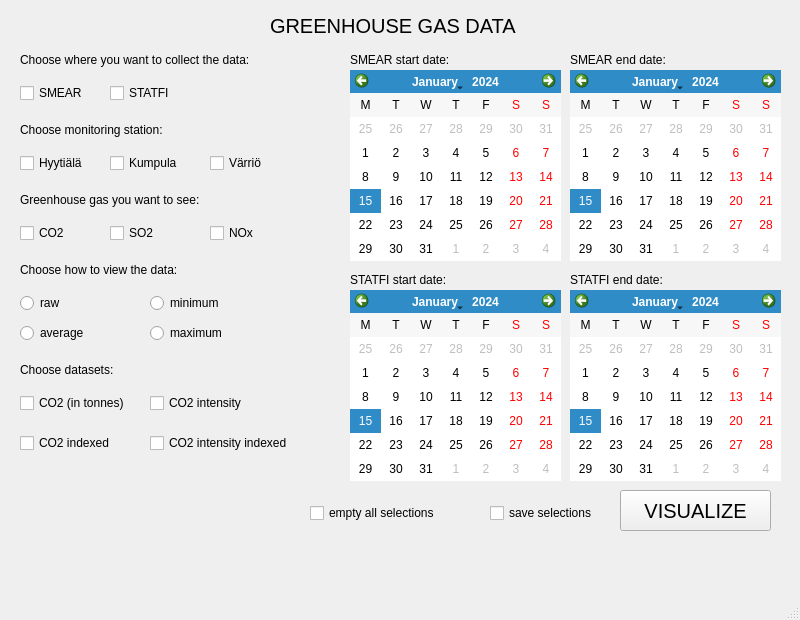
First picture: the form in greenhouse_gas/mainwindow.ui, repository oliviakaroliina/greenhouse_gas, before the edit.
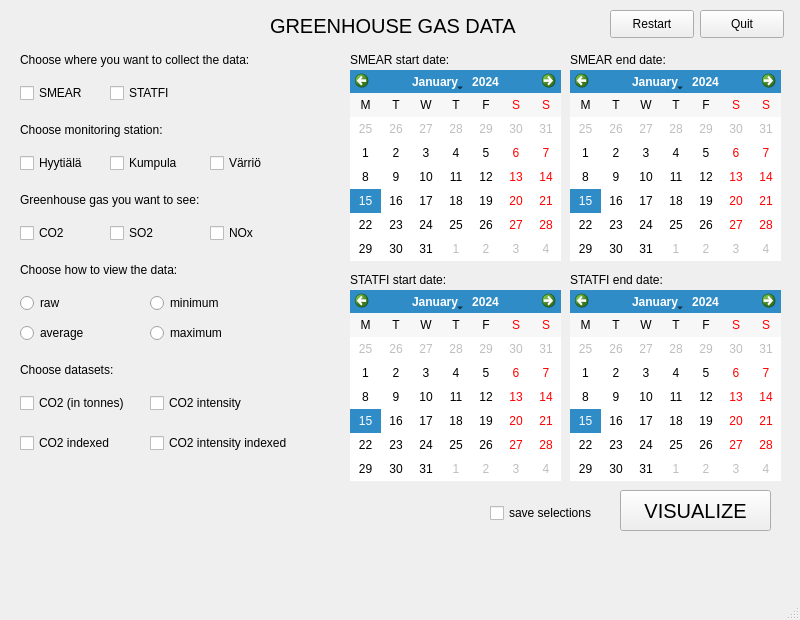
Second picture: the form after the edit.

Commit message: restart and quit button

Patch:
```diff
--- a/greenhouse_gas/mainwindow.ui
+++ b/greenhouse_gas/mainwindow.ui
@@ -344,19 +344,6 @@
      <string>maximum</string>
     </property>
    </widget>
-   <widget class="QCheckBox" name="emptyAllCheckBox">
-    <property name="geometry">
-     <rect>
-      <x>310</x>
-      <y>500</y>
-      <width>151</width>
-      <height>26</height>
-     </rect>
-    </property>
-    <property name="text">
-     <string>empty all selections</string>
-    </property>
-   </widget>
    <widget class="QCheckBox" name="saveSelectionsCheckBox">
     <property name="geometry">
      <rect>
@@ -486,6 +473,32 @@
      <string>STATFI end date:</string>
     </property>
    </widget>
+   <widget class="QPushButton" name="quitPushButton">
+    <property name="geometry">
+     <rect>
+      <x>700</x>
+      <y>10</y>
+      <width>84</width>
+      <height>28</height>
+     </rect>
+    </property>
+    <property name="text">
+     <string>Quit</string>
+    </property>
+   </widget>
+   <widget class="QPushButton" name="restartPushButton">
+    <property name="geometry">
+     <rect>
+      <x>610</x>
+      <y>10</y>
+      <width>84</width>
+      <height>28</height>
+     </rect>
+    </property>
+    <property name="text">
+     <string>Restart</string>
+    </property>
+   </widget>
   </widget>
   <widget class="QMenuBar" name="menubar">
    <property name="geometry">
```
Left out of the diff: 19 changed lines with no effect on the pictures. The commit also changes 2 other files.
